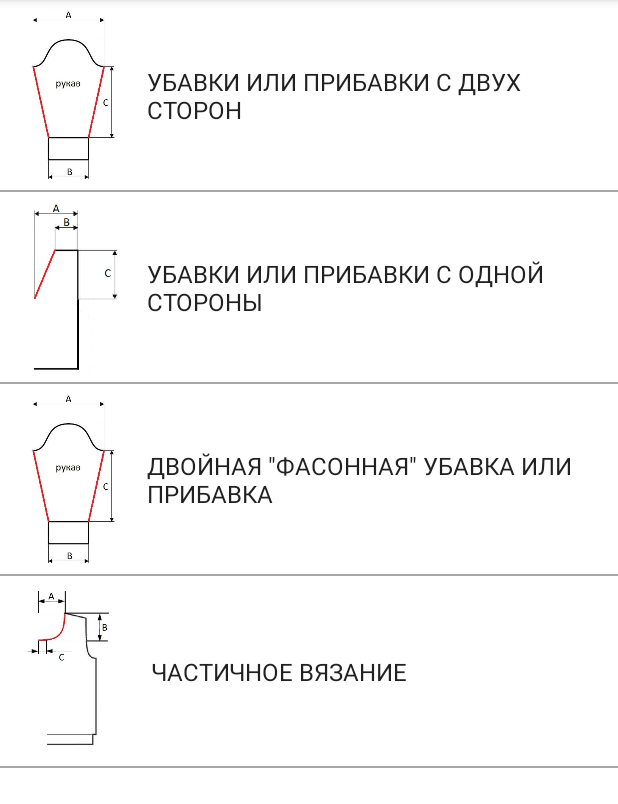
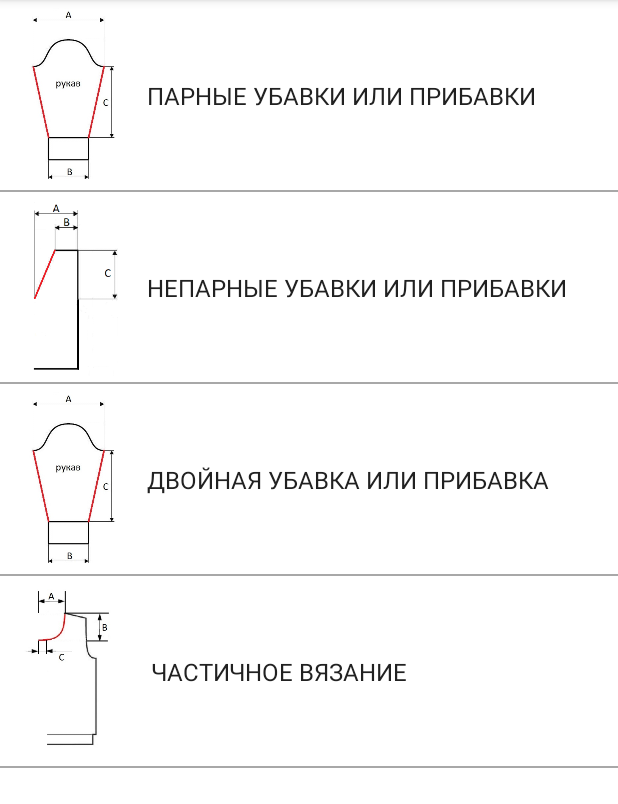
Before and after one commit to vikulin/Knittizer, an Android app: the screen it shows after launch (MainMenuActivity), on a phone screen of 412 x 824 dp, the part 84-888 px from its top. Run offline under Robolectric (Android 15) with nearby library versions, the phone set to English and light mode, and no system bars.

Commit message:
1. changed titles

```diff
--- a/app/src/main/java/org/vikulin/knittizer/DoubleFasonCalculationActivity.java
+++ b/app/src/main/java/org/vikulin/knittizer/DoubleFasonCalculationActivity.java
@@ -18,6 +18,7 @@ public class DoubleFasonCalculationActivity extends AppCompatActivity {
     protected void onCreate(Bundle savedInstanceState) {
         super.onCreate(savedInstanceState);
         setContentView(R.layout.activity_double_fason_calculation);
+        getSupportActionBar().setTitle(R.string.double_side);
     }
 
     public void calculate(View view) {
--- a/app/src/main/java/org/vikulin/knittizer/OneSideCalculationActivity.java
+++ b/app/src/main/java/org/vikulin/knittizer/OneSideCalculationActivity.java
@@ -18,6 +18,7 @@ public class OneSideCalculationActivity extends AppCompatActivity {
     protected void onCreate(Bundle savedInstanceState) {
         super.onCreate(savedInstanceState);
         setContentView(R.layout.activity_one_side_calculation);
+        getSupportActionBar().setTitle(R.string.one_side_menu);
     }
 
     public void calculate(View view) {
--- a/app/src/main/java/org/vikulin/knittizer/PartialKnittingCalculationActivity.java
+++ b/app/src/main/java/org/vikulin/knittizer/PartialKnittingCalculationActivity.java
@@ -15,6 +15,7 @@ public class PartialKnittingCalculationActivity extends AppCompatActivity {
     protected void onCreate(Bundle savedInstanceState) {
         super.onCreate(savedInstanceState);
         setContentView(R.layout.activity_partial_knitting_calculation);
+        getSupportActionBar().setTitle(R.string.partial_knitting);
     }
 
     public void calculate(View view) {
--- a/app/src/main/java/org/vikulin/knittizer/TwoSideCalculationActivity.java
+++ b/app/src/main/java/org/vikulin/knittizer/TwoSideCalculationActivity.java
@@ -18,6 +18,7 @@ public class TwoSideCalculationActivity extends AppCompatActivity {
     protected void onCreate(Bundle savedInstanceState) {
         super.onCreate(savedInstanceState);
         setContentView(R.layout.activity_two_side_calculation);
+        getSupportActionBar().setTitle(R.string.two_side_menu);
     }
 
     public void calculate(View view) {
--- a/app/src/main/res/values/strings.xml
+++ b/app/src/main/res/values/strings.xml
@@ -11,10 +11,10 @@
     <string name="k_c">Конечный ряд</string>
     <string name="calculate">Подсчитать</string>
     <string name="description_two_side">Расчёт ритма убавок или прибавок в вязаном изделии</string>
-    <string name="description_two_side_schema">Схема для прибавок или убавок рукава</string>
-    <string name="two_side_menu">Убавки или прибавки с двух сторон</string>
-    <string name="one_side_menu">Убавки или прибавки с одной стороны</string>
-    <string name="double_side">Двойная \"фасонная\" убавка или прибавка</string>
+    <string name="description_two_side_schema">Схема для прибавок или убавок</string>
+    <string name="two_side_menu">Парные убавки или прибавки</string>
+    <string name="one_side_menu">Непарные убавки или прибавки</string>
+    <string name="double_side">Двойная убавка или прибавка</string>
     <string name="partial_knitting">Частичное вязание</string>
-    <string name="a_n">Начальное количество убавок (C)</string>
+    <string name="a_n">Единовременная убавка петель (C)</string>
 </resources>
```
